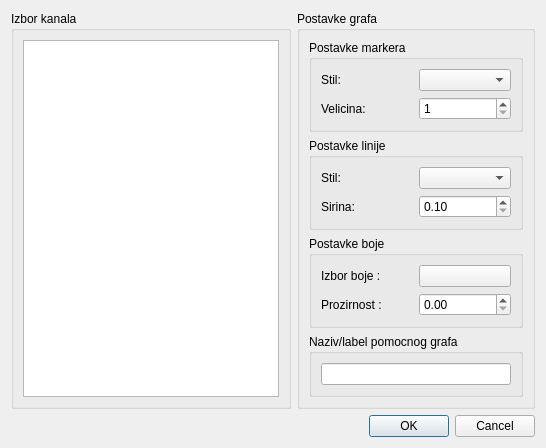
Old version of the form app/view/ui_files/opcije_pomocnih.ui in the repository kluksa/kontrola-podataka.
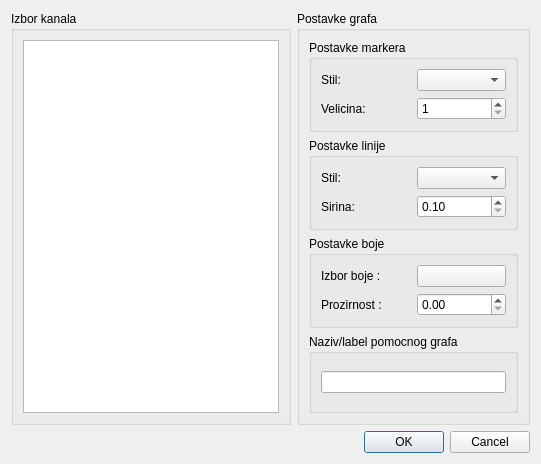
New version of the form.

Diff of the .ui file:
```diff
--- a/app/view/ui_files/opcije_pomocnih.ui
+++ b/app/view/ui_files/opcije_pomocnih.ui
@@ -6,8 +6,8 @@
    <rect>
     <x>0</x>
     <y>0</y>
-    <width>546</width>
-    <height>398</height>
+    <width>541</width>
+    <height>464</height>
    </rect>
   </property>
   <property name="windowTitle">
```
